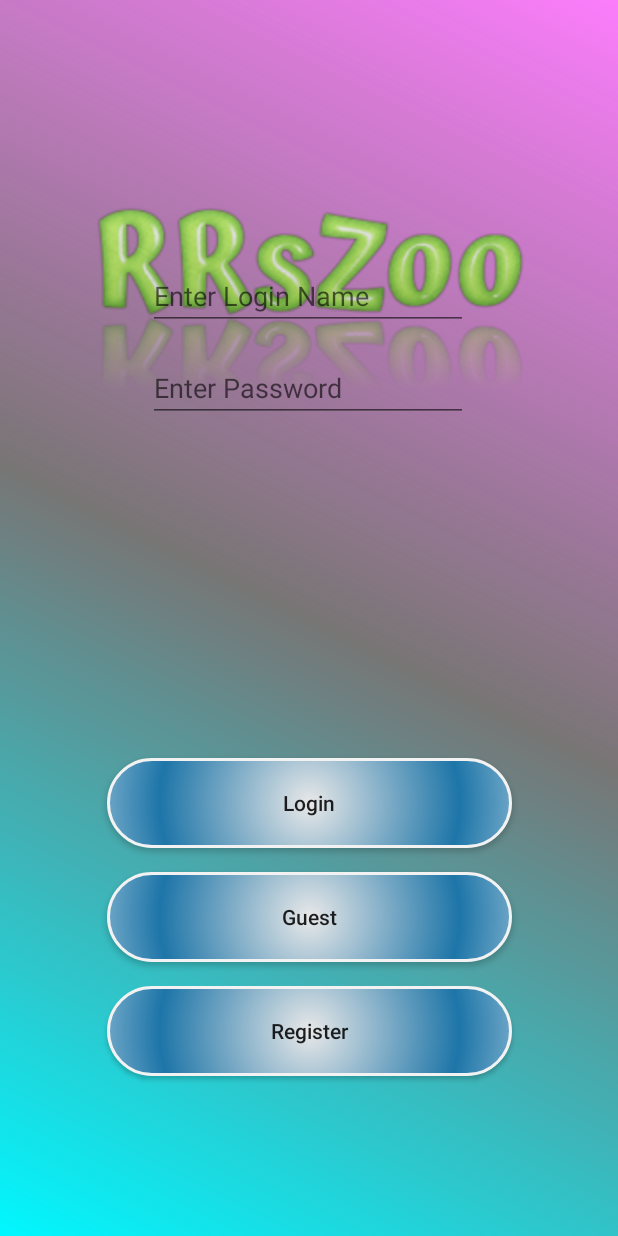
After one commit to roisusi/Android1-HIT-Project, an Android app: the fragment FragmentLogin placed in its activity, on a phone screen of 412 x 824 dp. The commit adds this screen. Run offline under Robolectric (Android 15) with nearby library versions, the phone set to English and light mode, and no system bars.

Commit message:
FirstFragment Tryout

```diff
--- a/RRsZoo/app/build.gradle
+++ b/RRsZoo/app/build.gradle
@@ -34,6 +34,7 @@ dependencies {
     implementation 'com.google.android.material:material:1.3.0'
     implementation 'androidx.constraintlayout:constraintlayout:2.0.4'
     implementation 'com.android.support.constraint:constraint-layout:2.0.4'
+    implementation 'androidx.legacy:legacy-support-v4:1.0.0'
     testImplementation 'junit:junit:4.13.2'
     androidTestImplementation 'androidx.test.ext:junit:1.1.2'
     androidTestImplementation 'androidx.test.espresso:espresso-core:3.3.0'
--- /dev/null
+++ b/RRsZoo/app/src/main/java/com/example/rrszoo/FragmentLogin.java
@@ -0,0 +1,64 @@
+package com.example.rrszoo;
+
+import android.os.Bundle;
+
+import androidx.fragment.app.Fragment;
+
+import android.view.LayoutInflater;
+import android.view.View;
+import android.view.ViewGroup;
+
+/**
+ * A simple {@link Fragment} subclass.
+ * Use the {@link FragmentLogin#newInstance} factory method to
+ * create an instance of this fragment.
+ */
+public class FragmentLogin extends Fragment {
+
+    // TODO: Rename parameter arguments, choose names that match
+    // the fragment initialization parameters, e.g. ARG_ITEM_NUMBER
+    private static final String ARG_PARAM1 = "param1";
+    private static final String ARG_PARAM2 = "param2";
+
+    // TODO: Rename and change types of parameters
+    private String mParam1;
+    private String mParam2;
+
+    public FragmentLogin() {
+        // Required empty public constructor
+    }
+
+    /**
+     * Use this factory method to create a new instance of
+     * this fragment using the provided parameters.
+     *
+     * @param param1 Parameter 1.
+     * @param param2 Parameter 2.
+     * @return A new instance of fragment FragmentLogin.
+     */
+    // TODO: Rename and change types and number of parameters
+    public static FragmentLogin newInstance(String param1, String param2) {
+        FragmentLogin fragment = new FragmentLogin();
+        Bundle args = new Bundle();
+        args.putString(ARG_PARAM1, param1);
+        args.putString(ARG_PARAM2, param2);
+        fragment.setArguments(args);
+        return fragment;
+    }
+
+    @Override
+    public void onCreate(Bundle savedInstanceState) {
+        super.onCreate(savedInstanceState);
+        if (getArguments() != null) {
+            mParam1 = getArguments().getString(ARG_PARAM1);
+            mParam2 = getArguments().getString(ARG_PARAM2);
+        }
+    }
+
+    @Override
+    public View onCreateView(LayoutInflater inflater, ViewGroup container,
+                             Bundle savedInstanceState) {
+        // Inflate the layout for this fragment
+        return inflater.inflate(R.layout.fragment_login, container, false);
+    }
+}
--- /dev/null
+++ b/RRsZoo/app/src/main/res/drawable/background.xml
@@ -0,0 +1,13 @@
+<?xml version="1.0" encoding="utf-8"?>
+<shape xmlns:android="http://schemas.android.com/apk/res/android"
+    android:shape="rectangle">
+    <gradient
+        android:startColor="#01F7FF"
+        android:centerColor="#787575"
+        android:endColor="#80FB00FB"
+        android:angle="45"/>
+    <padding android:left="7dp"
+        android:top="7dp"
+        android:right="7dp"
+        android:bottom="7dp" />
+</shape>
--- a/RRsZoo/app/src/main/res/layout/activity_main.xml
+++ b/RRsZoo/app/src/main/res/layout/activity_main.xml
@@ -1,78 +1,68 @@
 <?xml version="1.0" encoding="utf-8"?>
-<LinearLayout xmlns:android="http://schemas.android.com/apk/res/android"
+<androidx.constraintlayout.widget.ConstraintLayout xmlns:android="http://schemas.android.com/apk/res/android"
     xmlns:app="http://schemas.android.com/apk/res-auto"
+    xmlns:tools="http://schemas.android.com/tools"
     android:layout_width="fill_parent"
     android:layout_height="fill_parent"
-    android:orientation="vertical"
+    android:background="@drawable/background"
     android:tooltipText="">
 
-    <LinearLayout
+    <ImageView
+        android:id="@+id/imageView"
+        android:layout_width="300dp"
+        android:layout_height="190dp"
+        android:layout_marginBottom="24dp"
+        app:layout_constraintBottom_toTopOf="@+id/login"
+        app:layout_constraintEnd_toEndOf="parent"
+        app:layout_constraintStart_toStartOf="parent"
+        app:layout_constraintTop_toTopOf="parent"
+        app:layout_constraintVertical_bias="0.329"
+        app:srcCompat="@drawable/title" />
+
+    <Button
+        android:id="@+id/login"
+        android:layout_width="wrap_content"
+        android:layout_height="wrap_content"
+        android:layout_marginBottom="16dp"
+        android:background="@drawable/buttonshape"
+        android:inputType="textCapSentences"
+        android:onClick="loginFrag"
+        android:text="Login"
+        app:layout_constraintBottom_toTopOf="@+id/guest"
+        app:layout_constraintEnd_toEndOf="@+id/imageView"
+        app:layout_constraintStart_toStartOf="@+id/imageView" />
+
+    <Button
+        android:id="@+id/guest"
+        android:layout_width="wrap_content"
+        android:layout_height="wrap_content"
+        android:layout_marginBottom="16dp"
+        android:background="@drawable/buttonshape"
+        android:inputType="textCapSentences"
+        android:text="Guest"
+        app:layout_constraintBottom_toTopOf="@+id/Register"
+        app:layout_constraintStart_toStartOf="@+id/login" />
+
+    <Button
+        android:id="@+id/Register"
+        android:layout_width="wrap_content"
+        android:layout_height="wrap_content"
+        android:layout_marginBottom="100dp"
+        android:background="@drawable/buttonshape"
+        android:inputType="textCapSentences"
+        android:text="Register"
+        app:layout_constraintBottom_toBottomOf="parent"
+        app:layout_constraintStart_toStartOf="@+id/guest" />
+
+    <FrameLayout
+        android:id="@+id/LoginFrag"
         android:layout_width="match_parent"
         android:layout_height="match_parent"
-        android:layout_weight="1"
-        android:orientation="vertical"></LinearLayout>
+        app:layout_constraintBottom_toBottomOf="parent"
+        app:layout_constraintEnd_toEndOf="parent"
+        app:layout_constraintStart_toStartOf="parent"
+        app:layout_constraintTop_toTopOf="parent">
 
-    <LinearLayout
-        android:layout_width="match_parent"
-        android:layout_height="match_parent"
-        android:layout_weight="1"
-        android:orientation="vertical"></LinearLayout>
+    </FrameLayout>
 
-    <LinearLayout
-        android:layout_width="match_parent"
-        android:layout_height="match_parent"
-        android:layout_weight="1"
-        android:orientation="vertical">
-
-        <EditText
-            android:id="@+id/EditText01"
-            android:layout_width="fill_parent"
-            android:layout_height="match_parent"
-            android:text="JavaCodeGeeks"></EditText>
-    </LinearLayout>
-
-    <LinearLayout
-        android:layout_width="match_parent"
-        android:layout_height="match_parent"
-        android:layout_weight="1"
-        android:orientation="vertical">
-
-        <Button
-            android:id="@+id/send"
-            android:layout_width="match_parent"
-            android:layout_height="match_parent"
-            android:background="@android:drawable/button_onoff_indicator_on"
-            android:onClick="onClick"
-            android:text="Send"></Button>
-    </LinearLayout>
-
-    <LinearLayout
-        android:layout_width="match_parent"
-        android:layout_height="match_parent"
-        android:layout_weight="1"
-        android:orientation="vertical">
-
-        <Button
-            android:id="@+id/login"
-            android:layout_width="match_parent"
-            android:layout_height="match_parent"
-            android:background="@drawable/buttonshape"
-            android:shadowColor="#474747"
-            android:shadowDx="0"
-            android:shadowDy="0"
-            android:shadowRadius="5"
-            android:text="Login"
-            android:textColor="@color/black"
-            android:textSize="15dp" />
-    </LinearLayout>
-
-    <LinearLayout
-        android:layout_width="match_parent"
-        android:layout_height="match_parent"
-        android:layout_weight="1"
-        android:orientation="vertical">
-
-    </LinearLayout>
-
-
-</LinearLayout>
+</androidx.constraintlayout.widget.ConstraintLayout>
--- /dev/null
+++ b/RRsZoo/app/src/main/res/layout/fragment_login.xml
@@ -0,0 +1,33 @@
+<?xml version="1.0" encoding="utf-8"?>
+<androidx.constraintlayout.widget.ConstraintLayout xmlns:android="http://schemas.android.com/apk/res/android"
+    xmlns:app="http://schemas.android.com/apk/res-auto"
+    xmlns:tools="http://schemas.android.com/tools"
+    android:layout_width="match_parent"
+    android:layout_height="match_parent"
+    tools:context=".FragmentLogin">
+
+    <EditText
+        android:id="@+id/loginText"
+        android:layout_width="wrap_content"
+        android:layout_height="wrap_content"
+        android:layout_marginTop="168dp"
+        android:ems="10"
+        android:hint="Enter Login Name"
+        android:inputType="textPersonName"
+        app:layout_constraintEnd_toEndOf="parent"
+        app:layout_constraintHorizontal_bias="0.497"
+        app:layout_constraintStart_toStartOf="parent"
+        app:layout_constraintTop_toTopOf="parent" />
+
+    <EditText
+        android:id="@+id/passText"
+        android:layout_width="wrap_content"
+        android:layout_height="wrap_content"
+        android:layout_marginTop="16dp"
+        android:ems="10"
+        android:hint="Enter Password"
+        android:inputType="textPassword"
+        app:layout_constraintEnd_toEndOf="@+id/loginText"
+        app:layout_constraintStart_toStartOf="@+id/loginText"
+        app:layout_constraintTop_toBottomOf="@+id/loginText" />
+</androidx.constraintlayout.widget.ConstraintLayout>
--- a/RRsZoo/app/src/main/res/values/strings.xml
+++ b/RRsZoo/app/src/main/res/values/strings.xml
@@ -1,3 +1,5 @@
 <resources>
     <string name="app_name">RRsZoo</string>
+    <!-- TODO: Remove or change this placeholder text -->
+    <string name="hello_blank_fragment">Hello blank fragment</string>
 </resources>
```
Also changed, not shown: RRsZoo/app/src/main/java/com/example/rrszoo/MainActivity.java (+13 -24 lines), RRsZoo/app/src/main/java/com/example/rrszoo/myTask.java (deleted, +0 -37 lines), RRsZoo/app/src/main/res/drawable/title.png (added), 1 other file.
